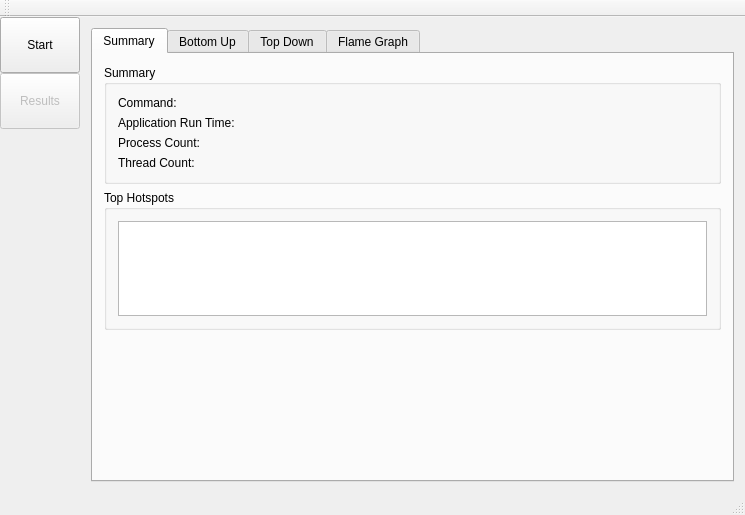
Qt form src/mainwindow.ui (KDAB/hotspot) before a commit.
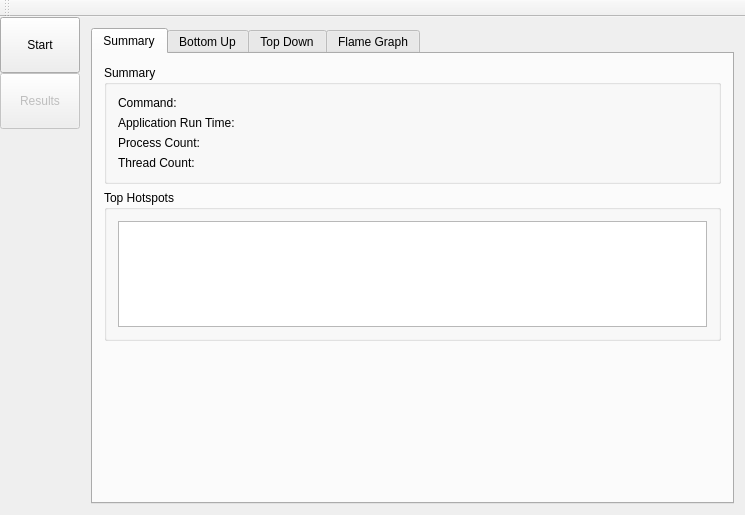
The same form after that commit. Icons and pictures are not drawn. Custom widgets are drawn as their Qt base class.

Commit message: Remove unused status bar

Patch:
```diff
--- a/src/mainwindow.ui
+++ b/src/mainwindow.ui
@@ -580,7 +580,6 @@
     <bool>false</bool>
    </attribute>
   </widget>
-  <widget class="QStatusBar" name="statusBar"/>
  </widget>
  <layoutdefault spacing="6" margin="11"/>
  <customwidgets>
```
